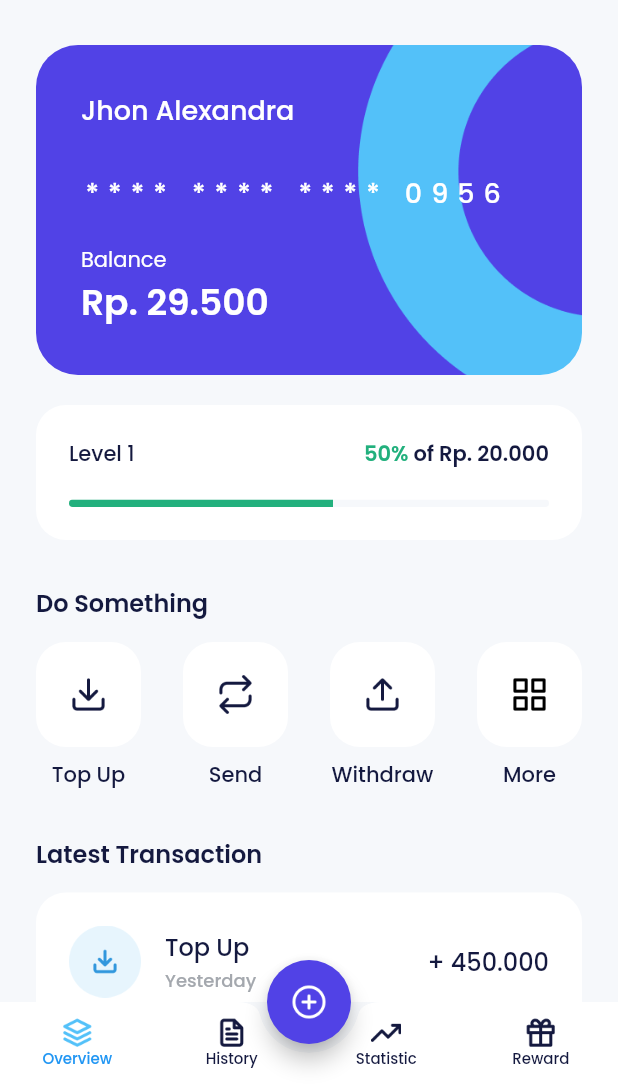
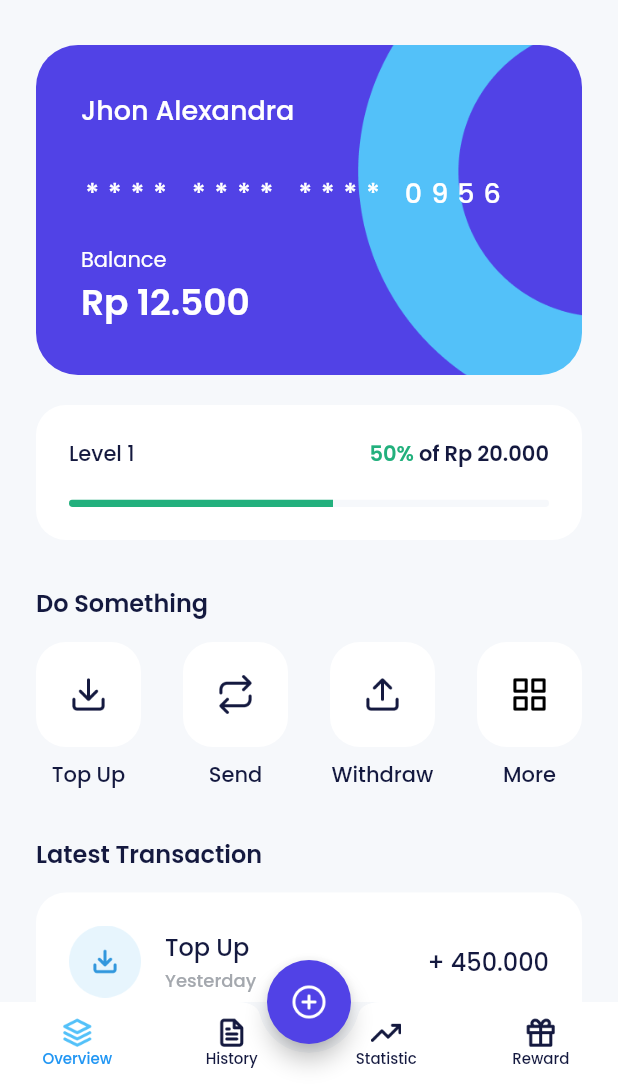
Before and after one commit to yusuffront99/e-wallet-app, a Flutter app: the HomePage screen opened by its route, on a phone screen of 412 x 824 dp, the part 150-1236 px from its top. Run offline on Flutter 3.47's test engine with Material 2 defaults, Android fonts, the phone set to English and light mode, and no system bars; our stand-ins replace another_flushbar, carousel_slider, google_fonts.

Commit message:
create a new methods: numberCurrency  and alert message

```diff
--- /dev/null
+++ b/lib/shared/share_methods.dart
@@ -0,0 +1,29 @@
+import 'package:another_flushbar/flushbar.dart';
+import 'package:e_wallet_app/shared/theme.dart';
+import 'package:flutter/material.dart';
+import 'package:intl/intl.dart';
+
+// === ALERT MESSAGE
+void showCustomSnackBar(BuildContext context, String message) {
+  Flushbar(
+    message: message,
+    flushbarPosition: FlushbarPosition.TOP,
+    backgroundColor: redColor,
+    duration: const Duration(seconds: 2),
+  ).show(context);
+}
+// === ALERT MESSAGE
+
+// === CURRENCY MONEY
+String formatCurrency(
+  num number, {
+  String symbol = 'Rp ',
+}) {
+  return NumberFormat.currency(
+    locale: 'id',
+    symbol: symbol,
+    decimalDigits: 0,
+  ).format(number);
+}
+
+// === CURRENCY MONEY
--- a/lib/ui/pages/data_provider_page.dart
+++ b/lib/ui/pages/data_provider_page.dart
@@ -1,3 +1,4 @@
+import 'package:e_wallet_app/shared/share_methods.dart';
 import 'package:e_wallet_app/shared/theme.dart';
 import 'package:e_wallet_app/ui/pages/data_provider_item.dart';
 import 'package:e_wallet_app/ui/widgets/buttons.dart';
@@ -51,7 +52,7 @@ class DataProviderPage extends StatelessWidget {
                     height: 2,
                   ),
                   Text(
-                    'Balance Rp. 1.350.000',
+                    'Balance: ${formatCurrency(1350000)}',
                     style: greyTextStyle.copyWith(
                       fontSize: 12,
                     ),
--- a/lib/ui/pages/home_page.dart
+++ b/lib/ui/pages/home_page.dart
@@ -1,3 +1,4 @@
+import 'package:e_wallet_app/shared/share_methods.dart';
 import 'package:e_wallet_app/shared/theme.dart';
 import 'package:e_wallet_app/ui/widgets/home_latest_transaction_item.dart';
 import 'package:e_wallet_app/ui/widgets/home_service_item.dart';
@@ -205,7 +206,7 @@ class HomePage extends StatelessWidget {
             style: whiteTextStyle,
           ),
           Text(
-            'Rp. 29.500',
+            formatCurrency(12500),
             style: whiteTextStyle.copyWith(
               fontSize: 24,
               fontWeight: semiBold,
@@ -246,7 +247,7 @@ class HomePage extends StatelessWidget {
                 ),
               ),
               Text(
-                'of Rp. 20.000',
+                'of ${formatCurrency(20000)}',
                 style: blackTextStyle.copyWith(
                   fontWeight: semiBold,
                 ),
@@ -346,37 +347,37 @@ class HomePage extends StatelessWidget {
               borderRadius: BorderRadius.circular(20),
               color: whiteColor,
             ),
-            child: const Column(
+            child: Column(
               children: [
                 HomeLatestTransactionItem(
                   iconUrl: 'assets/ic_transaction_cat1.png',
                   title: 'Top Up',
                   time: 'Yesterday',
-                  value: '+ 450.000',
+                  value: '+ ${formatCurrency(450000, symbol: '')}',
                 ),
                 HomeLatestTransactionItem(
                   iconUrl: 'assets/ic_transaction_cat2.png',
                   title: 'Cashbask',
                   time: 'Sep 11',
-                  value: '+ 22.000',
+                  value: '+ 2${formatCurrency(35000, symbol: '')}',
                 ),
                 HomeLatestTransactionItem(
                   iconUrl: 'assets/ic_transaction_cat3.png',
                   title: 'Withdraw',
                   time: 'Sep 2',
-                  value: '+ 90.000',
+                  value: '+ ${formatCurrency(120000, symbol: '')}',
                 ),
                 HomeLatestTransactionItem(
                   iconUrl: 'assets/ic_transaction_cat4.png',
                   title: 'Transfer',
                   time: 'Ags 20',
-                  value: '- 150.000',
+                  value: '- ${formatCurrency(55000, symbol: '')}',
                 ),
                 HomeLatestTransactionItem(
                   iconUrl: 'assets/ic_transaction_cat5.png',
                   title: 'Electric',
                   time: 'Jun 12',
-                  value: '+ 350.000',
+                  value: '+ ${formatCurrency(1240000, symbol: '')}',
                 ),
               ],
             ),
--- a/lib/ui/widgets/package_item.dart
+++ b/lib/ui/widgets/package_item.dart
@@ -1,3 +1,4 @@
+import 'package:e_wallet_app/shared/share_methods.dart';
 import 'package:e_wallet_app/shared/theme.dart';
 import 'package:flutter/material.dart';
 
@@ -43,7 +44,7 @@ class PackageItem extends StatelessWidget {
             height: 2,
           ),
           Text(
-            'Rp. $price',
+            formatCurrency(price),
             style: greyTextStyle.copyWith(
               fontSize: 12,
             ),
--- a/pubspec.yaml
+++ b/pubspec.yaml
@@ -39,6 +39,7 @@ dependencies:
   carousel_slider: ^4.2.1
   url_launcher: ^6.1.14
   intl: ^0.18.1
+  another_flushbar: ^1.12.30
 
 # linter:
 #   rules:
```
Also changed, not shown: lib/ui/pages/pin_page.dart (+8 -2 lines), pubspec.lock.
